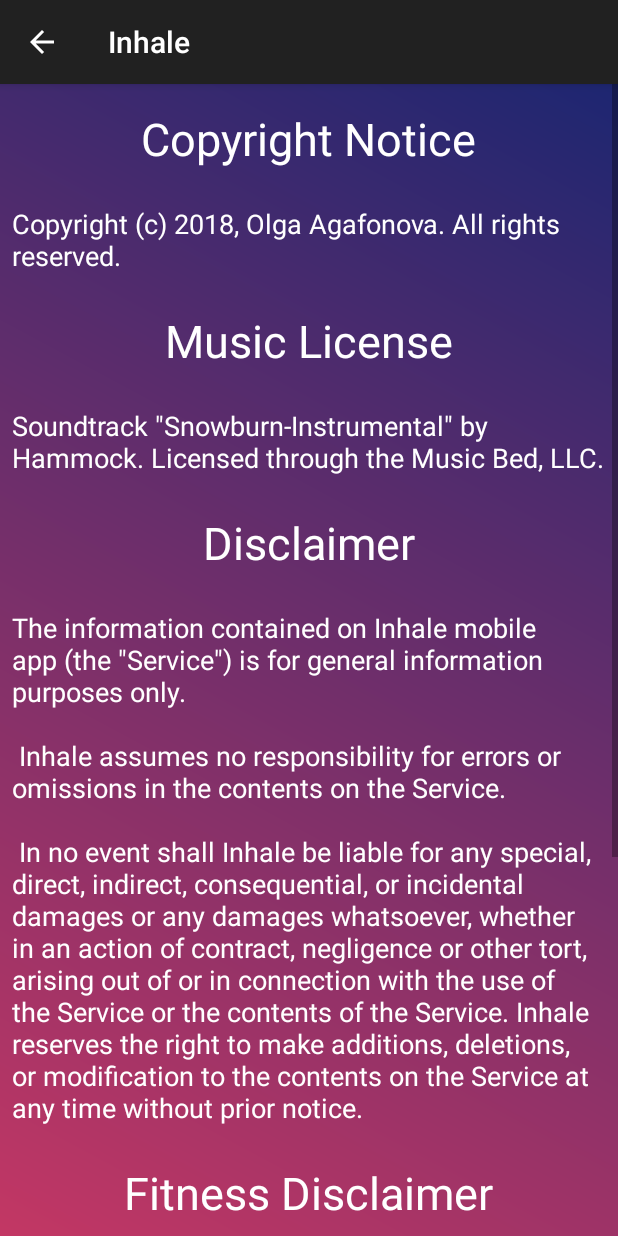
After one commit to oa2013/Inhale, an Android app: the AboutActivity screen opened directly, with no data from a screen before it, on a phone screen of 412 x 824 dp. The commit adds this screen. Run offline under Robolectric (Android 15) with nearby library versions, the phone set to English and light mode, and no system bars; our stand-ins replace ButterKnife; libraries missing offline, so code that uses them is left out: com.crashlytics.android, io.fabric.sdk; 3 statements that could not run were skipped.

Commit message:
Feat: added an About Activity with legal disclaimers

```diff
--- a/app/src/main/AndroidManifest.xml
+++ b/app/src/main/AndroidManifest.xml
@@ -34,8 +34,14 @@
         <activity
             android:name=".ui.LengthActivity"
             android:launchMode="singleTop"
-            android:parentActivityName=".MainActivity" >
-            ></activity>
+            android:parentActivityName=".MainActivity">
+            >
+        </activity>
+
+        <activity android:name=".ui.AboutActivity"
+            android:launchMode="singleTop"
+            android:parentActivityName=".MainActivity">
+        </activity>
     </application>
 
 </manifest>
--- a/app/src/main/java/com/agafonova/inhale/MainActivity.java
+++ b/app/src/main/java/com/agafonova/inhale/MainActivity.java
@@ -21,6 +21,7 @@ import android.widget.Button;
 import android.widget.TextView;
 
 import com.agafonova.inhale.model.TimerData;
+import com.agafonova.inhale.ui.AboutActivity;
 import com.agafonova.inhale.ui.LengthActivity;
 import com.agafonova.inhale.viewmodel.TimerDataViewModel;
 import com.crashlytics.android.Crashlytics;
@@ -223,14 +224,6 @@ public class MainActivity extends AppCompatActivity implements LinearTimer.Timer
     }
 
     private void initializePlayer() {
-//        mPlayer = ExoPlayerFactory.newSimpleInstance(
-//                new DefaultRenderersFactory(this),
-//                new DefaultTrackSelector(), new DefaultLoadControl());
-//
-//        mPlayerView.setPlayer(mPlayer);
-//        mPlayer.setPlayWhenReady(playWhenReady);
-//        mPlayer.seekTo(currentWindow, playbackPosition);
-
         mPlayer = ExoPlayerFactory.newSimpleInstance(this, new DefaultTrackSelector());
         mPlayerView.setPlayer(mPlayer);
 
@@ -328,7 +321,9 @@ public class MainActivity extends AppCompatActivity implements LinearTimer.Timer
         int id = item.getItemId();
 
         //noinspection SimplifiableIfStatement
-        if (id == R.id.action_settings) {
+        if (id == R.id.about) {
+            Intent intent = new Intent(this, AboutActivity.class);
+            startActivity(intent);
             return true;
         }
 
--- /dev/null
+++ b/app/src/main/java/com/agafonova/inhale/ui/AboutActivity.java
@@ -0,0 +1,33 @@
+package com.agafonova.inhale.ui;
+
+import android.os.Bundle;
+import android.support.v7.app.AppCompatActivity;
+
+import com.agafonova.inhale.R;
+import com.crashlytics.android.Crashlytics;
+
+import butterknife.ButterKnife;
+import io.fabric.sdk.android.Fabric;
+
+public class AboutActivity extends AppCompatActivity {
+
+    @Override
+    protected void onCreate(Bundle savedInstanceState) {
+        super.onCreate(savedInstanceState);
+        setContentView(R.layout.activity_about);
+
+        //Bind ButterKnife and start Crashlytics
+        ButterKnife.bind(this);
+        Fabric.with(this, new Crashlytics());
+
+        //Initialize Firebase Crashlytics debugger
+        final Fabric fabric = new Fabric.Builder(this)
+                .kits(new Crashlytics())
+                .debuggable(true)
+                .build();
+        Fabric.with(fabric);
+
+        getSupportActionBar().setDisplayHomeAsUpEnabled(true);
+
+    }
+}
--- /dev/null
+++ b/app/src/main/res/layout/activity_about.xml
@@ -0,0 +1,120 @@
+<?xml version="1.0" encoding="utf-8"?>
+
+<ScrollView
+    xmlns:android="http://schemas.android.com/apk/res/android"
+    xmlns:app="http://schemas.android.com/apk/res-auto"
+    xmlns:tools="http://schemas.android.com/tools"
+    android:id="@+id/scrollViewAbout"
+    android:layout_width="fill_parent"
+    android:layout_height="fill_parent"
+    android:fillViewport="true"
+    android:paddingTop="@dimen/smaller_margin"
+    android:paddingBottom="@dimen/smaller_margin"
+    android:background="@drawable/celestial_gradient"
+    android:scrollbarStyle="outsideOverlay">
+
+    <LinearLayout
+        android:layout_width="match_parent"
+        android:layout_height="wrap_content"
+        android:orientation="vertical"
+        android:gravity="center">
+
+        <TextView
+            android:id="@+id/copyright_label"
+            android:layout_width="wrap_content"
+            android:layout_height="wrap_content"
+            android:layout_marginStart="@dimen/smaller_margin"
+            android:layout_marginTop="@dimen/smaller_margin"
+            android:layout_marginBottom="@dimen/standard_margin"
+            android:layout_marginEnd="@dimen/smaller_margin"
+            android:text="@string/copyright_label"
+            android:textColor="@color/white"
+            android:textSize="@dimen/copyright_page_label" />
+
+        <TextView
+            android:id="@+id/copyright_notice"
+            android:layout_width="wrap_content"
+            android:layout_height="wrap_content"
+            android:layout_marginStart="@dimen/smaller_margin"
+            android:layout_marginTop="@dimen/smaller_margin"
+            android:layout_marginBottom="@dimen/standard_margin"
+            android:layout_marginEnd="@dimen/smaller_margin"
+            android:text="@string/copyright_notice"
+            android:textColor="@color/white"
+            android:textSize="@dimen/timer_textSize" />
+
+        <TextView
+            android:id="@+id/music_label"
+            android:layout_width="wrap_content"
+            android:layout_height="wrap_content"
+            android:layout_marginStart="@dimen/smaller_margin"
+            android:layout_marginTop="@dimen/smaller_margin"
+            android:layout_marginBottom="@dimen/standard_margin"
+            android:layout_marginEnd="@dimen/smaller_margin"
+            android:text="@string/music_label"
+            android:textColor="@color/white"
+            android:textSize="@dimen/copyright_page_label" />
+
+        <TextView
+        android:id="@+id/music_notice"
+        android:layout_width="wrap_content"
+        android:layout_height="wrap_content"
+        android:layout_marginStart="@dimen/smaller_margin"
+        android:layout_marginTop="@dimen/smaller_margin"
+        android:layout_marginBottom="@dimen/standard_margin"
+        android:layout_marginEnd="@dimen/smaller_margin"
+        android:text="@string/music_notice"
+        android:textColor="@color/white"
+        android:textSize="@dimen/timer_textSize" />
+
+        <TextView
+            android:id="@+id/disclaimer"
+            android:layout_width="wrap_content"
+            android:layout_height="wrap_content"
+            android:layout_marginStart="@dimen/smaller_margin"
+            android:layout_marginTop="@dimen/smaller_margin"
+            android:layout_marginBottom="@dimen/standard_margin"
+            android:layout_marginEnd="@dimen/smaller_margin"
+            android:text="@string/disclaimer"
+            android:textColor="@color/white"
+            android:textSize="@dimen/copyright_page_label" />
+
+        <TextView
+            android:id="@+id/disclaimer_text"
+            android:layout_width="wrap_content"
+            android:layout_height="wrap_content"
+            android:layout_marginStart="@dimen/smaller_margin"
+            android:layout_marginTop="@dimen/smaller_margin"
+            android:layout_marginBottom="@dimen/standard_margin"
+            android:layout_marginEnd="@dimen/smaller_margin"
+            android:text="@string/disclaimer_text"
+            android:textColor="@color/white"
+            android:textSize="@dimen/timer_textSize" />
+
+        <TextView
+            android:id="@+id/fitness_disclaimer"
+            android:layout_width="wrap_content"
+            android:layout_height="wrap_content"
+            android:layout_marginStart="@dimen/smaller_margin"
+            android:layout_marginTop="@dimen/smaller_margin"
+            android:layout_marginBottom="@dimen/standard_margin"
+            android:layout_marginEnd="@dimen/smaller_margin"
+            android:text="@string/fitness_disclaimer"
+            android:textColor="@color/white"
+            android:textSize="@dimen/copyright_page_label" />
+
+        <TextView
+            android:id="@+id/fitness_disclaimer_text"
+            android:layout_width="wrap_content"
+            android:layout_height="wrap_content"
+            android:layout_marginStart="@dimen/smaller_margin"
+            android:layout_marginTop="@dimen/smaller_margin"
+            android:layout_marginBottom="@dimen/standard_margin"
+            android:layout_marginEnd="@dimen/smaller_margin"
+            android:text="@string/fitness_disclaimer_text"
+            android:textColor="@color/white"
+            android:textSize="@dimen/timer_textSize" />
+
+    </LinearLayout>
+
+</ScrollView>
--- a/app/src/main/res/menu/menu_main.xml
+++ b/app/src/main/res/menu/menu_main.xml
@@ -3,8 +3,8 @@
     xmlns:tools="http://schemas.android.com/tools"
     tools:context="com.agafonova.inhale.MainActivity">
     <item
-        android:id="@+id/action_settings"
+        android:id="@+id/about"
         android:orderInCategory="100"
-        android:title="@string/action_settings"
+        android:title="@string/about"
         app:showAsAction="never" />
 </menu>
--- a/app/src/main/res/values/dimens.xml
+++ b/app/src/main/res/values/dimens.xml
@@ -20,4 +20,5 @@
     <dimen name="rv_text_size">18sp</dimen>
     <dimen name="rv_margin">32dp</dimen>
     <dimen name="audio_player_height">50dp</dimen>
+    <dimen name="copyright_page_label">30sp</dimen>
 </resources>
--- a/app/src/main/res/values/strings.xml
+++ b/app/src/main/res/values/strings.xml
@@ -1,3 +1,7 @@
+<!--
+  ~ Copyright (c) 2018, Olga Agafonova. All Rights Reserved.
+  -->
+
 <resources>
     <string name="app_name">Inhale</string>
     <string name="action_settings">Settings</string>
@@ -20,4 +24,32 @@
     <string name="inhale_5">"5 seconds"</string>
     <string name="inhale_6">"6 seconds"</string>
     <string name="important">Important: do not exceed your comfort level.</string>
+    <string name="about">About</string>
+    <string name="copyright_label">Copyright Notice</string>
+    <string name="copyright_notice">Copyright (c) 2018, Olga Agafonova. All rights reserved.</string>
+    <string name="music_label">Music License</string>
+    <string name="music_notice">Soundtrack \"Snowburn-Instrumental\" by Hammock. Licensed through the Music Bed, LLC.</string>
+    <string name="disclaimer">Disclaimer</string>
+    <string name="fitness_disclaimer">Fitness Disclaimer</string>
+    <string name="disclaimer_text">The information contained on Inhale mobile app (the \"Service\") is
+        for general information purposes only. \n \n
+
+        Inhale assumes no responsibility for errors or omissions in the contents on the Service. \n \n
+
+        In no event shall Inhale be liable for any special, direct, indirect, consequential, or incidental
+        damages or any damages whatsoever, whether in an action of contract, negligence or other tort,
+        arising out of or in connection with the use of the Service or the contents of the Service.
+        Inhale reserves the right to make additions, deletions, or modification to the contents on
+        the Service at any time without prior notice.
+    </string>
+    <string name="fitness_disclaimer_text">The Service offers health, fitness and nutritional information
+        and is designed for educational purposes only. You should not rely on this information
+        as a substitute for, nor does it replace, professional medical advice, diagnosis, or treatment.
+        If you have any concerns or questions about your health, you should always consult with a
+        physician or other health-care professional. \n \n
+
+        Do not disregard, avoid or delay obtaining medical or health related advice from
+        your health-care professional because of something you may have read on the Service.
+        The use of any information provided on the Service is solely at your own risk.
+    </string>
 </resources>
```
